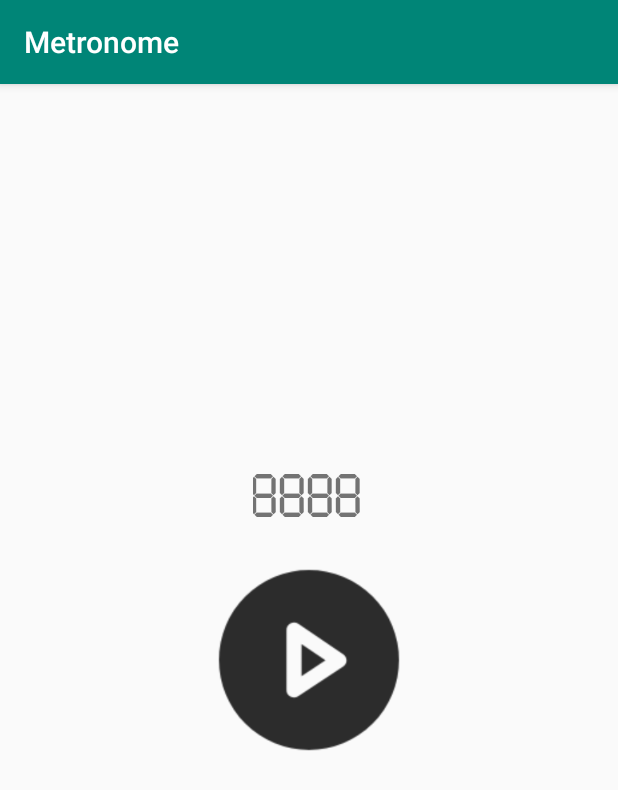
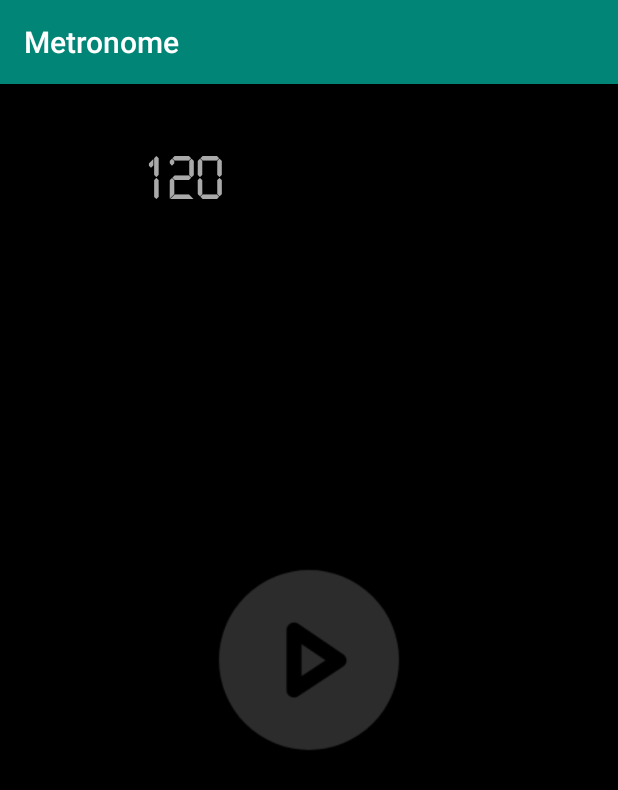
Before and after one commit to deadleaves1206/metronome, an Android app: the screen it shows after launch (MainActivity), on a phone screen of 412 x 824 dp. Shown: the top 790 px of the screen. Run offline under Robolectric (Android 15) with nearby library versions, the phone set to English and light mode, and no system bars.

```diff
--- a/app/src/main/res/layout/activity_main.xml
+++ b/app/src/main/res/layout/activity_main.xml
@@ -5,7 +5,8 @@
         xmlns:app="http://schemas.android.com/apk/res-auto"
         android:layout_width="match_parent"
         android:layout_height="match_parent"
-        tools:context=".MainActivity">
+        tools:context=".MainActivity"
+        android:background="@android:color/background_dark">
 
     <ImageView
         android:contentDescription="@string/btn_play_description"
@@ -26,17 +27,20 @@
         app:layout_constraintDimensionRatio="1:1"/>
 
     <com.lee.metronome.widget.LedDigitalTextView
-        android:layout_width="wrap_content"
+        android:layout_width="80dp"
         android:layout_height="wrap_content"
         android:layout_marginStart="8dp"
         android:layout_marginLeft="8dp"
         android:layout_marginEnd="8dp"
         android:layout_marginRight="8dp"
-        android:layout_marginBottom="8dp"
-        android:text="8888"
+        android:layout_marginBottom="220dp"
+        android:gravity="end|center_vertical"
+        android:text="@string/default_speed"
+        android:textColor="@android:color/darker_gray"
         android:textSize="36sp"
         app:layout_constraintBottom_toTopOf="@+id/btn_play"
         app:layout_constraintEnd_toEndOf="parent"
+        app:layout_constraintHorizontal_bias="0.2"
         app:layout_constraintStart_toStartOf="parent" />
 
 </android.support.constraint.ConstraintLayout>
--- a/app/src/main/res/values/strings.xml
+++ b/app/src/main/res/values/strings.xml
@@ -1,4 +1,5 @@
 <resources>
     <string name="app_name">Metronome</string>
     <string name="btn_play_description">Play Button</string>
+    <string name="default_speed">120</string>
 </resources>
```
Also changed, not shown: app/src/main/java/com/lee/metronome/widget/SpeedController.java (added, +94 -0 lines).
